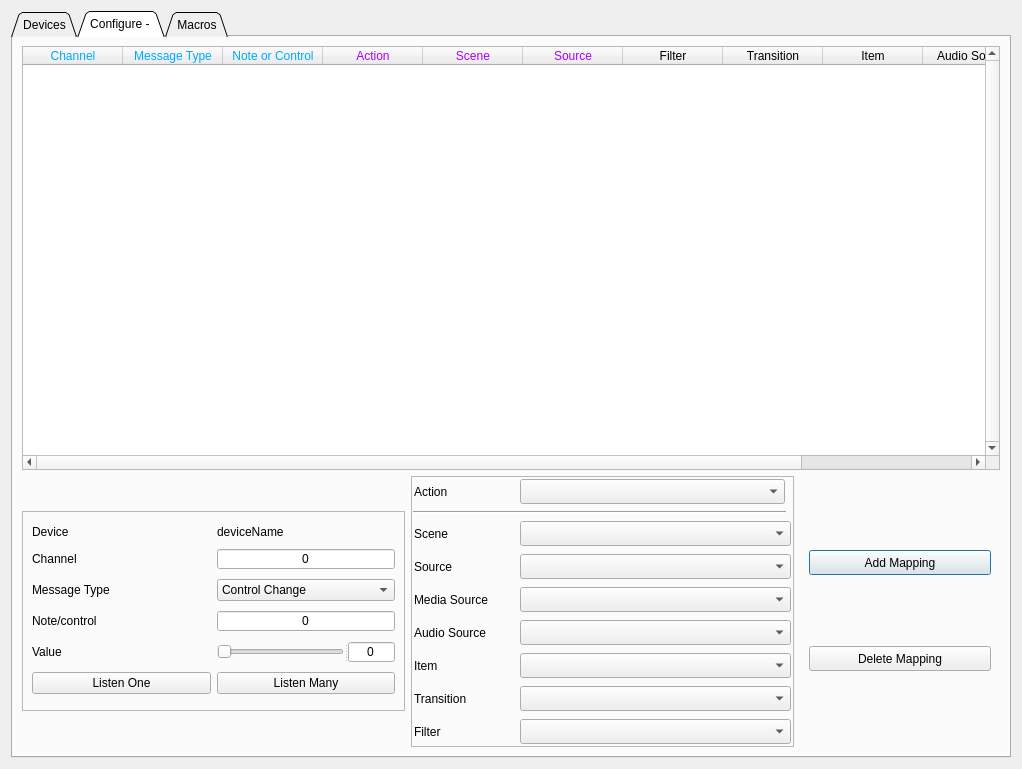
Above: src/forms/settings-dialog.ui from Alzy/obs-midi before the change. Below: the same form after it.
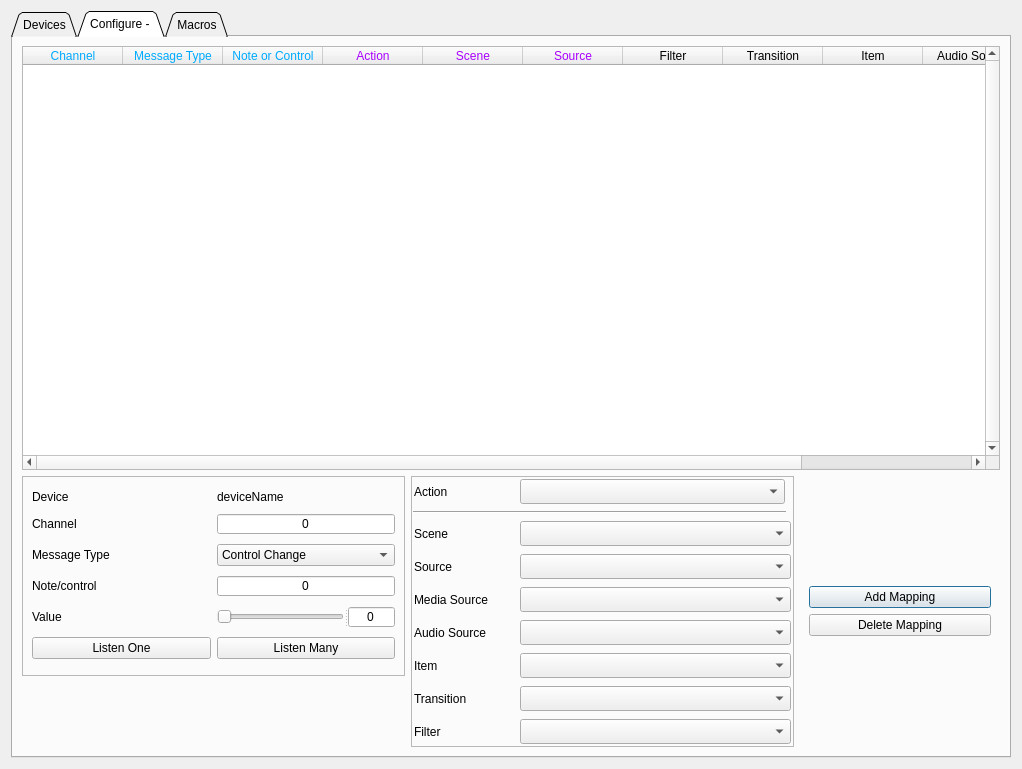
That is the form after the change. The open tabs and pages were chosen to show the change.

Diff of the .ui file:
```diff
--- a/src/forms/settings-dialog.ui
+++ b/src/forms/settings-dialog.ui
@@ -241,7 +241,7 @@
        <string>Configure - </string>
       </attribute>
       <layout class="QGridLayout" name="gridLayout_27">
-       <item row="5" column="2">
+       <item row="5" column="2" alignment="Qt::AlignVCenter">
         <widget class="QWidget" name="widget_7" native="true">
          <property name="maximumSize">
           <size>
@@ -291,7 +291,7 @@
          </layout>
         </widget>
        </item>
-       <item row="5" column="0">
+       <item row="5" column="0" alignment="Qt::AlignTop">
         <widget class="QFrame" name="wid_midi">
          <property name="sizePolicy">
           <sizepolicy hsizetype="MinimumExpanding" vsizetype="Fixed">
```
Left out of the diff: 11 changed lines with no effect on the pictures.
